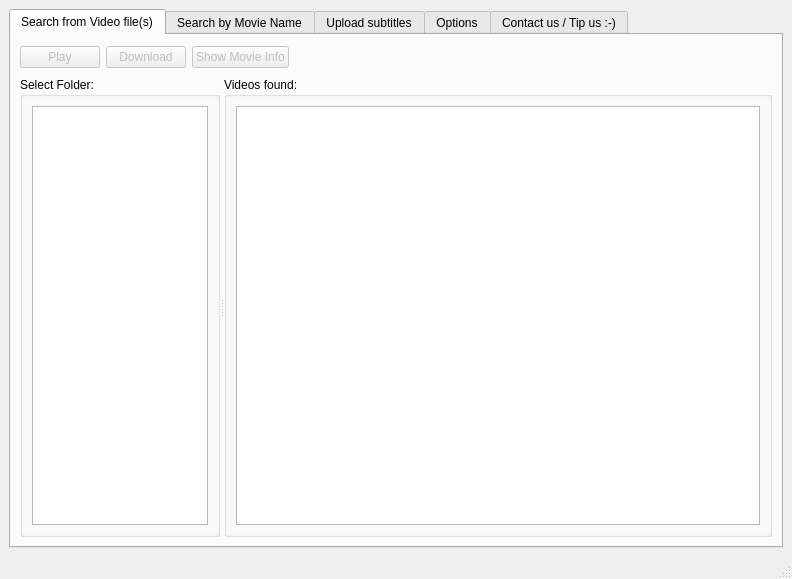
Above: gui/main.ui from mamboitaliano21/subdownloader before the change. Below: the same form after it.
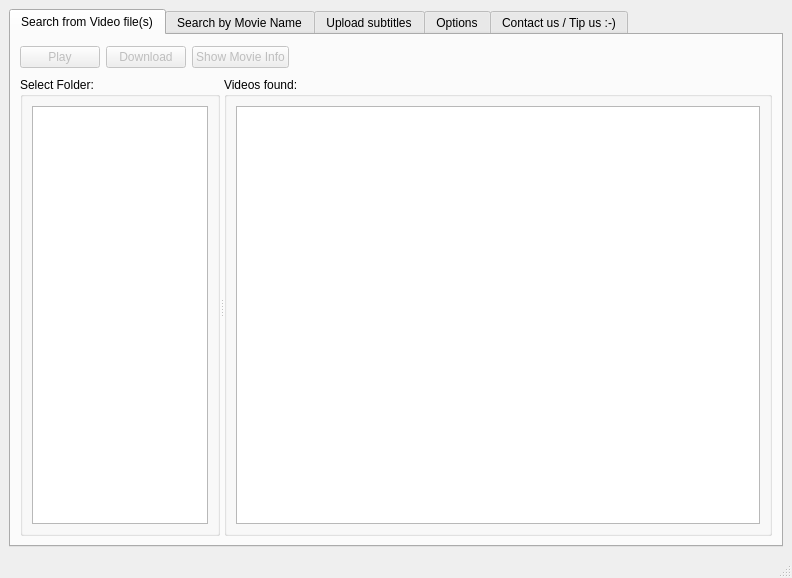
That is the form after the change. Icons and pictures are not drawn. Custom widgets are drawn as their Qt base class.

Diff of the .ui file:
```diff
--- a/gui/main.ui
+++ b/gui/main.ui
@@ -6,7 +6,7 @@
     <x>0</x>
     <y>0</y>
     <width>792</width>
-    <height>579</height>
+    <height>578</height>
    </rect>
   </property>
   <property name="windowTitle" >
```
Left out of the diff: 2 changed lines with no effect on the pictures.
